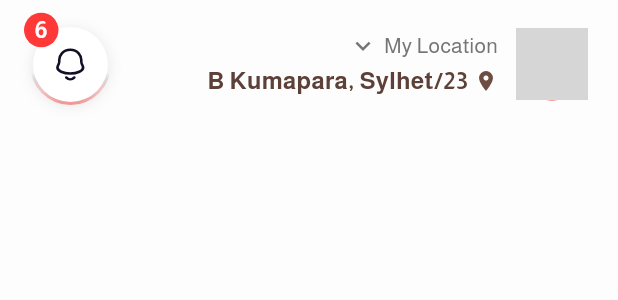
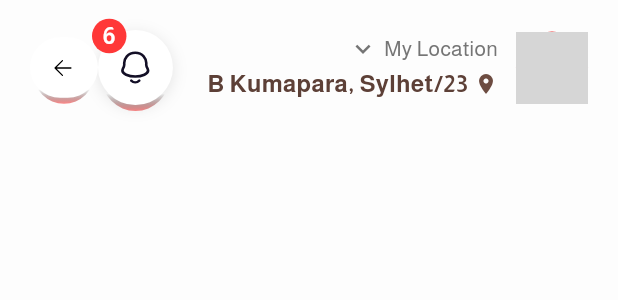
Before and after one commit to Tqniait123/crm_app, a Flutter app: the CustomAppBar widget shown alone on an empty page, opened directly, on a phone screen of 412 x 824 dp. Shown: the top 300 px of the screen. Run offline on Flutter 3.47's test engine with Material 3 defaults, Android fonts, the phone set to English and light mode, and no system bars; our stand-ins replace auto_size_text, bloc, bot_toast, cached_network_image, connectivity_plus, dartz and 19 more; accounts and stored records are empty; network calls fail; grey boxes are pictures that could not be loaded.

Commit message:
feat(home): add back button to custom app bar
- Add arrow back icon SVG asset
- Extend CustomIconButton with oval background and gradient options
- Update NotificationButton styling with oval background

```diff
--- a/lib/core/utils/widgets/buttons/custom_icon_button.dart
+++ b/lib/core/utils/widgets/buttons/custom_icon_button.dart
@@ -1,7 +1,8 @@
 import 'package:flutter/material.dart';
 import 'package:flutter_screenutil/flutter_screenutil.dart';
 import 'package:flutter_svg/svg.dart';
-import 'package:crm_app/core/theme/colors.dart';
+
+enum ButtonType { fullyRounded, withAngel }
 
 class CustomIconButton extends StatefulWidget {
   final Color color;
@@ -14,6 +15,11 @@ class CustomIconButton extends StatefulWidget {
   final double height;
   final BoxShadow? boxShadow;
   final double radius;
+  final bool hasOvalBackground;
+  final Gradient? ovalGradient;
+  final double? ovalWidth;
+  final double? ovalHeight;
+  final ButtonType buttonType;
 
   const CustomIconButton({
     super.key,
@@ -25,8 +31,13 @@ class CustomIconButton extends StatefulWidget {
     this.isBordered = false,
     this.width = 44.0,
     this.height = 44.0,
-    this.radius = 10.0,
+    this.radius = 50.0,
     this.boxShadow,
+    this.hasOvalBackground = true,
+    this.ovalGradient,
+    this.ovalWidth,
+    this.ovalHeight,
+    this.buttonType = ButtonType.fullyRounded,
   });
 
   @override
@@ -69,14 +80,56 @@ class _CustomIconButtonState extends State<CustomIconButton> {
         child: AnimatedOpacity(
           duration: const Duration(milliseconds: 100),
           opacity: _opacity,
-          child: Container(
+          child: Stack(
+            alignment: Alignment.center,
+            children: [
+              // Oval background (only if hasOvalBackground is true)
+              if (widget.hasOvalBackground)
+                Container(
+                  width: widget.ovalWidth ?? (widget.width.w * 0.9),
+                  height: widget.ovalHeight ?? (widget.height.h * 1.2),
+                  decoration: BoxDecoration(
+                    shape: BoxShape.rectangle,
+                    borderRadius: BorderRadius.circular(30),
+                    gradient:
+                        widget.ovalGradient ??
+                        LinearGradient(
+                          begin: Alignment.topCenter,
+                          end: Alignment.bottomCenter,
+                          colors: [
+                            Colors.transparent,
+                            Colors.transparent,
+                            Colors.transparent,
+                            Colors.transparent,
+                            Colors.transparent,
+                            Color(0xFFFF6B6B).withOpacity(0.8),
+                          ],
+                        ),
+                  ),
+                ),
+              // Main container
+              Container(
                 width: widget.width.w,
                 height: widget.height.h,
                 decoration: BoxDecoration(
                   color: widget.color,
-              borderRadius: BorderRadius.circular(widget.radius),
-              boxShadow: widget.boxShadow != null ? [widget.boxShadow!] : null,
-              border: widget.isBordered ? Border.all(color: widget.borderColor ?? AppColors.greyED, width: 2.0) : null,
+                  borderRadius: widget.buttonType == ButtonType.fullyRounded
+                      ? BorderRadius.circular(widget.radius)
+                      : BorderRadiusDirectional.only(
+                          topStart: Radius.circular(10),
+                          topEnd: Radius.circular(widget.radius),
+                          bottomStart: Radius.circular(widget.radius),
+                          bottomEnd: Radius.circular(widget.radius),
+                        ),
+                  // boxShadow: widget.boxShadow != null
+                  //     ? [widget.boxShadow!]
+                  //     : widget.hasOvalBackground
+                  //     ? [BoxShadow(color: Colors.black.withOpacity(0.1), blurRadius: 8, offset: const Offset(0, 2))]
+                  // : null,
+                  // border: widget.isBordered
+                  //     ? Border.all(color: widget.borderColor ?? AppColors.greyED, width: 2.0)
+                  //     : null,
+                  // shape: widget.hasOvalBackground ? BoxShape.circle : BoxShape.rectangle,
                 ),
                 child: Center(
                   child: SvgPicture.asset(
@@ -87,6 +140,8 @@ class _CustomIconButtonState extends State<CustomIconButton> {
                   ),
                 ),
               ),
+            ],
+          ),
         ),
       ),
     );
--- a/lib/core/utils/widgets/buttons/notifications_button.dart
+++ b/lib/core/utils/widgets/buttons/notifications_button.dart
@@ -34,24 +34,33 @@ class NotificationButton extends StatelessWidget {
     return GestureDetector(
       onTap: onNotificationTap,
       child: Stack(
+        alignment: Alignment.center,
         children: [
-          // Main container with gradient border at bottom
+          // Oval background
           Container(
+            width: 45,
+            height: 58,
             decoration: BoxDecoration(
-              shape: BoxShape.circle,
+              shape: BoxShape.rectangle,
+              borderRadius: BorderRadius.circular(30), // Creates oval shape
               gradient: LinearGradient(
                 begin: Alignment.topCenter,
                 end: Alignment.bottomCenter,
                 colors: [
                   Colors.transparent,
                   Colors.transparent,
-                  Color(0xFFFF6B6B).withOpacity(0.3), // Light red gradient
-                  Color(0xFFFF3838).withOpacity(0.5), // Matching the badge color
+                  Colors.transparent,
+                  Colors.transparent,
+                  Colors.transparent,
+
+                  Color(0xFFFF6B6B).withOpacity(0.8),
+                  // AppColors.primary,
                 ],
-                stops: [0.0, 0.6, 0.8, 1.0],
               ),
             ),
-            child: Badge(
+          ),
+          // Circular container on top
+          Badge(
             label: Text(
               notificationCount.toString(),
               style: const TextStyle(color: Colors.white, fontSize: 16, fontWeight: FontWeight.w600),
@@ -60,17 +69,13 @@ class NotificationButton extends StatelessWidget {
             smallSize: 20,
             backgroundColor: Color(0xffFF3838),
             child: Container(
-                margin: EdgeInsets.all(2), // Small margin to show gradient border
               padding: const EdgeInsets.all(14),
               decoration: BoxDecoration(
                 color: Colors.white,
                 shape: BoxShape.circle,
-                  boxShadow: [
-                    BoxShadow(color: Colors.black.withOpacity(0.1), blurRadius: 8, offset: const Offset(0, 2)),
-                  ],
+                boxShadow: [BoxShadow(color: Colors.black.withOpacity(0.1), blurRadius: 8, offset: const Offset(0, 2))],
               ),
               child: AppIcons.notificationsIc.icon(),
-              ),
             ),
           ),
         ],
--- a/lib/features/home/presentation/widgets/custom_app_bar.dart
+++ b/lib/features/home/presentation/widgets/custom_app_bar.dart
@@ -1,4 +1,7 @@
 import 'package:crm_app/core/static/constants.dart';
+import 'package:crm_app/core/static/icons.dart';
+import 'package:crm_app/core/theme/colors.dart';
+import 'package:crm_app/core/utils/widgets/buttons/custom_icon_button.dart';
 import 'package:crm_app/core/utils/widgets/buttons/notifications_button.dart';
 import 'package:flutter/material.dart';
 
@@ -80,6 +83,7 @@ class CustomAppBar extends StatelessWidget {
 
           // Notification Bell
           NotificationButton(onNotificationTap: onNotificationTap, notificationCount: notificationCount),
+          CustomIconButton(color: AppColors.white, iconAsset: AppIcons.arrowBackIc, onPressed: () {}),
         ],
       ),
     );
```
Also changed, not shown: assets/images/icons/arrow_back_ic.svg (added). Lines whose indentation alone changed are shown as unchanged.
